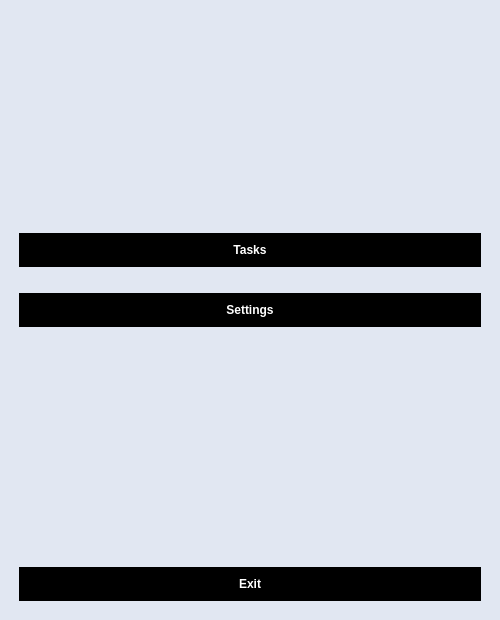
The window that mainmenu.ui (SecurityCze/programming_for_dummies_by_dummies_application) describes before a commit, drawn with Qt 5.
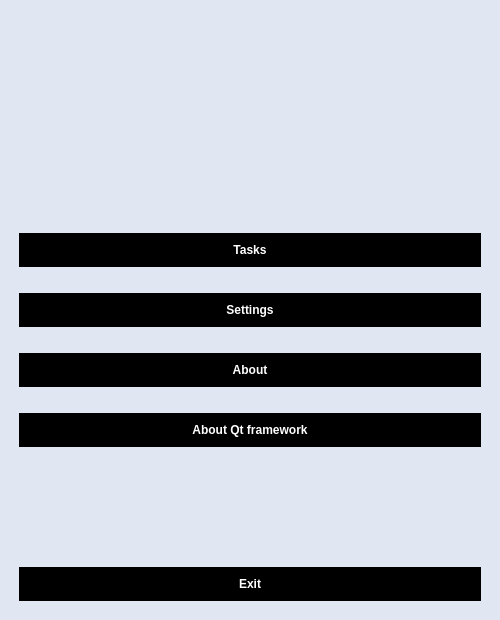
The same window after the commit. Icons and pictures are not drawn.

Commit message: Add: icon and about section

Patch:
```diff
--- a/mainmenu.ui
+++ b/mainmenu.ui
@@ -170,6 +170,20 @@
         </property>
        </widget>
       </item>
+      <item>
+       <widget class="QPushButton" name="aboutButton">
+        <property name="text">
+         <string>About</string>
+        </property>
+       </widget>
+      </item>
+      <item>
+       <widget class="QPushButton" name="aboutQtButton">
+        <property name="text">
+         <string>About Qt framework</string>
+        </property>
+       </widget>
+      </item>
       <item>
        <spacer name="verticalSpacer">
         <property name="orientation">
```
Left out of the diff: 4 changed lines with no effect on the pictures. The commit also changes 6 other files.
